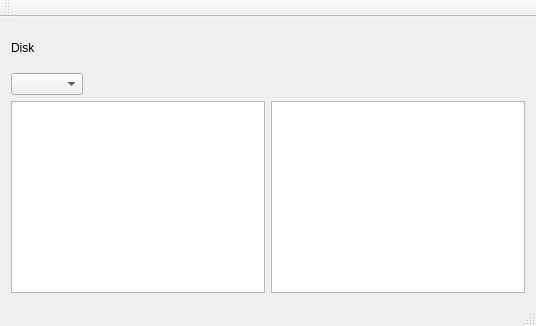
NoviceF/QtFilesystemTreeBuilder, file mainwindow.ui: the form before one commit.
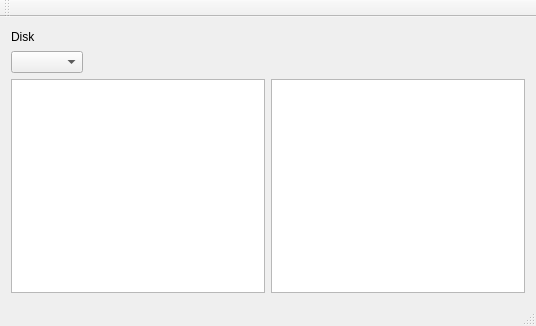
The form after the commit.

Commit message: [*] доработана логика msgbox'а [*] доработана форма

The edit to the form file:
```diff
--- a/mainwindow.ui
+++ b/mainwindow.ui
@@ -23,6 +23,12 @@
     </item>
     <item row="0" column="0">
      <widget class="QLabel" name="label">
+      <property name="maximumSize">
+       <size>
+        <width>256</width>
+        <height>17</height>
+       </size>
+      </property>
       <property name="text">
        <string>Disk</string>
       </property>
```
Left out of the diff: 12 changed lines with no effect on the pictures. The commit also changes 4 other files.
